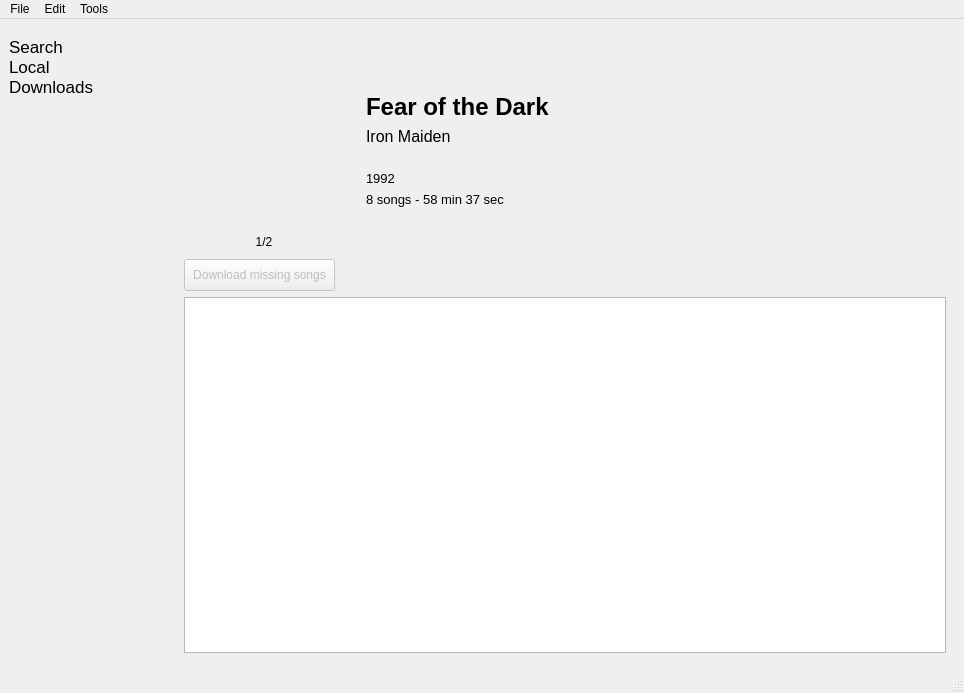
Old version of the form res/ui/mainwindow.ui in the repository Docheinstein/music-dragon.
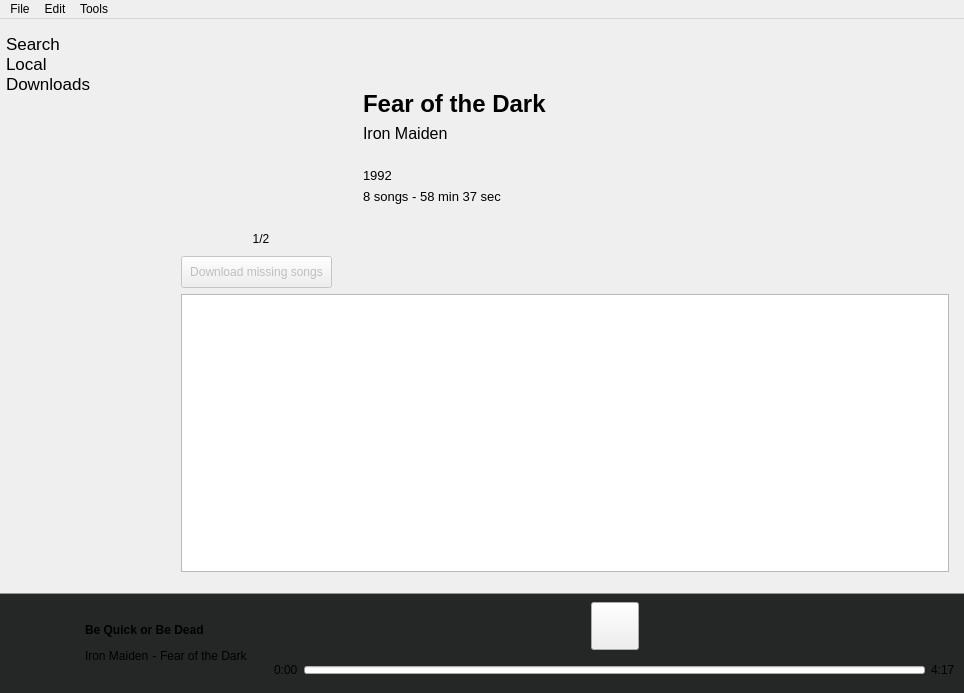
New version of the form. Icons and pictures are not drawn. Custom widgets are drawn as their Qt base class.

Commit message: Add play/pause video: streams from youtube

Diff of the .ui file:
```diff
--- a/res/ui/mainwindow.ui
+++ b/res/ui/mainwindow.ui
@@ -14,7 +14,36 @@
    <string>Music Dragon</string>
   </property>
   <widget class="QWidget" name="centralwidget">
+   <layout class="QVBoxLayout" name="verticalLayout_16">
+    <property name="spacing">
+     <number>6</number>
+    </property>
+    <property name="leftMargin">
+     <number>0</number>
+    </property>
+    <property name="topMargin">
+     <number>0</number>
+    </property>
+    <property name="rightMargin">
+     <number>0</number>
+    </property>
+    <property name="bottomMargin">
+     <number>0</number>
+    </property>
+    <item>
    <layout class="QHBoxLayout" name="horizontalLayout_5">
+      <property name="leftMargin">
+       <number>6</number>
+      </property>
+      <property name="topMargin">
+       <number>6</number>
+      </property>
+      <property name="rightMargin">
+       <number>6</number>
+      </property>
+      <property name="bottomMargin">
+       <number>6</number>
+      </property>
     <item>
      <widget class="QWidget" name="pagesButtons" native="true">
       <property name="sizePolicy">
@@ -813,6 +842,269 @@
      </layout>
     </item>
    </layout>
+    </item>
+    <item>
+     <widget class="QWidget" name="playContainer" native="true">
+      <property name="sizePolicy">
+       <sizepolicy hsizetype="Preferred" vsizetype="Fixed">
+        <horstretch>0</horstretch>
+        <verstretch>0</verstretch>
+       </sizepolicy>
+      </property>
+      <property name="minimumSize">
+       <size>
+        <width>0</width>
+        <height>100</height>
+       </size>
+      </property>
+      <property name="maximumSize">
+       <size>
+        <width>16777215</width>
+        <height>100</height>
+       </size>
+      </property>
+      <property name="styleSheet">
+       <string notr="true">.QWidget { background-color:  #252626; border-top: 1px solid #929696; }</string>
+      </property>
+      <layout class="QHBoxLayout" name="horizontalLayout_13">
+       <item>
+        <layout class="QHBoxLayout" name="horizontalLayout_10">
+         <property name="spacing">
+          <number>12</number>
+         </property>
+         <item>
+          <widget class="ClickableLabel" name="playCover">
+           <property name="sizePolicy">
+            <sizepolicy hsizetype="Fixed" vsizetype="Fixed">
+             <horstretch>0</horstretch>
+             <verstretch>0</verstretch>
+            </sizepolicy>
+           </property>
+           <property name="minimumSize">
+            <size>
+             <width>64</width>
+             <height>64</height>
+            </size>
+           </property>
+           <property name="maximumSize">
+            <size>
+             <width>64</width>
+             <height>64</height>
+            </size>
+           </property>
+           <property name="styleSheet">
+            <string notr="true"/>
+           </property>
+           <property name="text">
+            <string/>
+           </property>
+           <property name="pixmap">
+            <pixmap resource="../res.qrc">:/images/questionmark.png</pixmap>
+           </property>
+           <property name="scaledContents">
+            <bool>true</bool>
+           </property>
+          </widget>
+         </item>
+         <item>
+          <layout class="QVBoxLayout" name="verticalLayout_17">
+           <item>
+            <widget class="QLabel" name="playTitle">
+             <property name="font">
+              <font>
+               <weight>75</weight>
+               <bold>true</bold>
+              </font>
+             </property>
+             <property name="text">
+              <string>Be Quick or Be Dead</string>
+             </property>
+             <property name="alignment">
+              <set>Qt::AlignBottom|Qt::AlignLeading|Qt::AlignLeft</set>
+             </property>
+            </widget>
+           </item>
+           <item>
+            <layout class="QHBoxLayout" name="horizontalLayout_9">
+             <property name="spacing">
+              <number>0</number>
+             </property>
+             <item>
+              <widget class="ClickableLabel" name="playArtist">
+               <property name="text">
+                <string>Iron Maiden</string>
+               </property>
+               <property name="alignment">
+                <set>Qt::AlignLeading|Qt::AlignLeft|Qt::AlignTop</set>
+               </property>
+              </widget>
+             </item>
+             <item>
+              <widget class="QLabel" name="label_3">
+               <property name="sizePolicy">
+                <sizepolicy hsizetype="Preferred" vsizetype="Preferred">
+                 <horstretch>0</horstretch>
+                 <verstretch>0</verstretch>
+                </sizepolicy>
+               </property>
+               <property name="text">
+                <string> - </string>
+               </property>
+               <property name="alignment">
+                <set>Qt::AlignLeading|Qt::AlignLeft|Qt::AlignTop</set>
+               </property>
+              </widget>
+             </item>
+             <item>
+              <widget class="ClickableLabel" name="playAlbum">
+               <property name="font">
+                <font>
+                 <underline>false</underline>
+                </font>
+               </property>
+               <property name="text">
+                <string>Fear of the Dark</string>
+               </property>
+               <property name="alignment">
+                <set>Qt::AlignLeading|Qt::AlignLeft|Qt::AlignTop</set>
+               </property>
+              </widget>
+             </item>
+            </layout>
+           </item>
+          </layout>
+         </item>
+        </layout>
+       </item>
+       <item>
+        <spacer name="horizontalSpacer_7">
+         <property name="orientation">
+          <enum>Qt::Horizontal</enum>
+         </property>
+         <property name="sizeType">
+          <enum>QSizePolicy::Maximum</enum>
+         </property>
+         <property name="sizeHint" stdset="0">
+          <size>
+           <width>20</width>
+           <height>20</height>
+          </size>
+         </property>
+        </spacer>
+       </item>
+       <item>
+        <layout class="QVBoxLayout" name="verticalLayout_18">
+         <item>
+          <layout class="QHBoxLayout" name="horizontalLayout_12">
+           <item>
+            <spacer name="horizontalSpacer_5">
+             <property name="orientation">
+              <enum>Qt::Horizontal</enum>
+             </property>
+             <property name="sizeHint" stdset="0">
+              <size>
+               <width>40</width>
+               <height>20</height>
+              </size>
+             </property>
+            </spacer>
+           </item>
+           <item>
+            <widget class="QPushButton" name="playPauseButton">
+             <property name="minimumSize">
+              <size>
+               <width>48</width>
+               <height>48</height>
+              </size>
+             </property>
+             <property name="maximumSize">
+              <size>
+               <width>48</width>
+               <height>48</height>
+              </size>
+             </property>
+             <property name="cursor">
+              <cursorShape>PointingHandCursor</cursorShape>
+             </property>
+             <property name="text">
+              <string/>
+             </property>
+             <property name="icon">
+              <iconset resource="../res.qrc">
+               <normaloff>:/images/play.png</normaloff>:/images/play.png</iconset>
+             </property>
+             <property name="iconSize">
+              <size>
+               <width>32</width>
+               <height>32</height>
+              </size>
+             </property>
+             <property name="flat">
+              <bool>false</bool>
+             </property>
+            </widget>
+           </item>
+           <item>
+            <spacer name="horizontalSpacer_6">
+             <property name="orientation">
+              <enum>Qt::Horizontal</enum>
+             </property>
+             <property name="sizeHint" stdset="0">
+              <size>
+               <width>40</width>
+               <height>20</height>
+              </size>
+             </property>
+            </spacer>
+           </item>
+          </layout>
+         </item>
+         <item>
+          <layout class="QHBoxLayout" name="horizontalLayout_11">
+           <item>
+            <widget class="QLabel" name="playCurrentTime">
+             <property name="text">
+              <string>0:00</string>
+             </property>
+            </widget>
+           </item>
+           <item>
+            <widget class="QProgressBar" name="playBar">
+             <property name="minimumSize">
+              <size>
+               <width>0</width>
+               <height>8</height>
+              </size>
+             </property>
+             <property name="maximumSize">
+              <size>
+               <width>16777215</width>
+               <height>8</height>
+              </size>
+             </property>
+             <property name="value">
+              <number>0</number>
+             </property>
+             <property name="textVisible">
+              <bool>false</bool>
+             </property>
+            </widget>
+           </item>
+           <item>
+            <widget class="QLabel" name="playMaxTime">
+             <property name="text">
+              <string>4:17</string>
+             </property>
+            </widget>
+           </item>
+          </layout>
+         </item>
+        </layout>
+       </item>
+      </layout>
+     </widget>
+    </item>
+   </layout>
   </widget>
   <widget class="QMenuBar" name="menubar">
    <property name="geometry">
@@ -844,7 +1136,6 @@
    <addaction name="menuEdit"/>
    <addaction name="menuTools"/>
   </widget>
-  <widget class="QStatusBar" name="statusbar"/>
   <action name="actionPreferences">
    <property name="text">
     <string>Preferences</string>
```
Lines whose indentation alone changed are shown as unchanged. The commit also changes 22 other files.
